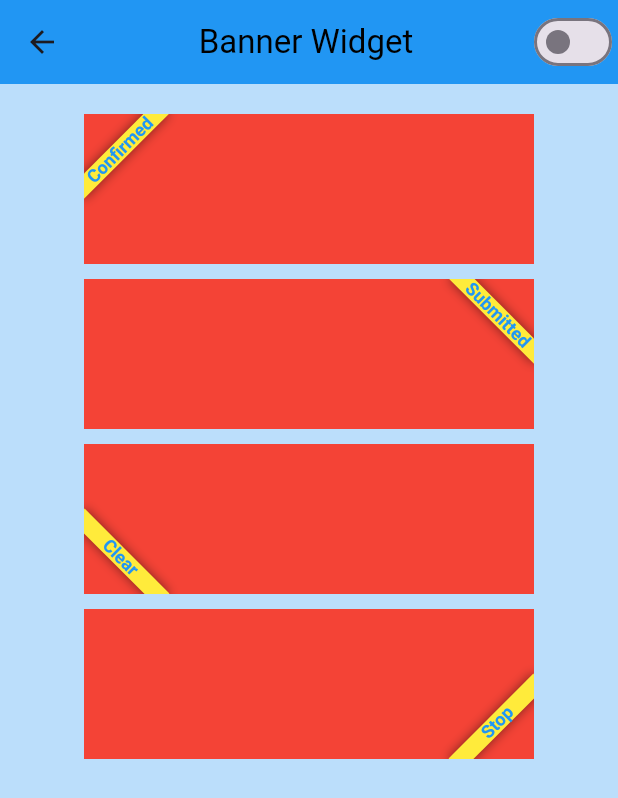
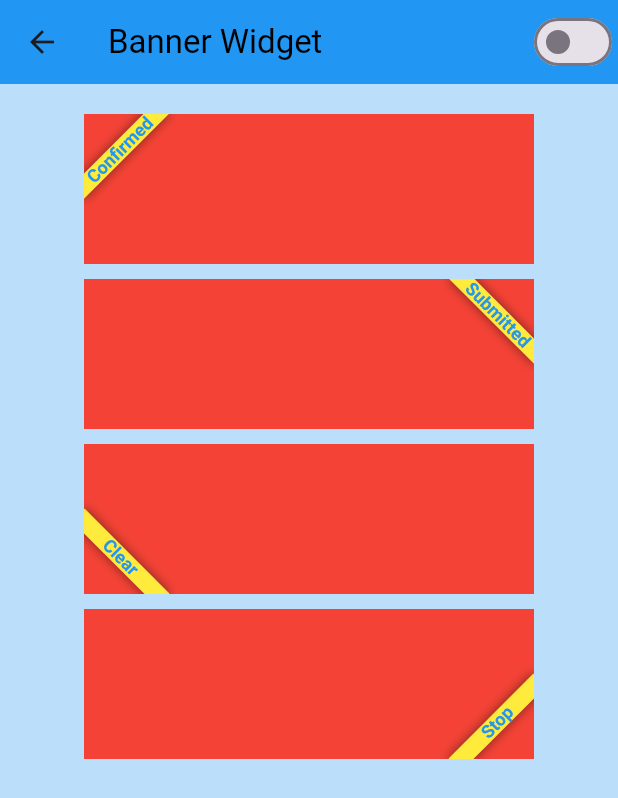
Before and after one commit to AbrarSumra/all_widgets_of_flutter, a Flutter app: the BannerPage screen opened directly, on a phone screen of 412 x 824 dp. Shown: the top 798 px of the screen. Run offline on Flutter 3.47's test engine with Material 2 defaults, Android fonts, the light colour scheme and no system bars.

Commit message:
Animation Align

```diff
--- a/lib/basic_widgets/all_buttons.dart
+++ b/lib/basic_widgets/all_buttons.dart
@@ -7,9 +7,7 @@ class AllButtons extends StatelessWidget {
   Widget build(BuildContext context) {
     return Scaffold(
       appBar: AppBar(
-        title: const Center(
-          child: Text("Button-Types"),
-        ),
+        title: const Text("Button-Types"),
         backgroundColor: Colors.blue,
       ),
       backgroundColor: Colors.blue.shade100,
--- a/lib/basic_widgets/animations.dart
+++ b/lib/basic_widgets/animations.dart
@@ -73,6 +73,9 @@ class _AnimatedContainerExampleState extends State<AnimatedContainerExample>
     return Scaffold(
       appBar: AppBar(
         backgroundColor: Colors.blue,
+        title: const Text(
+          "Animations",
+        ),
       ),
       body: SingleChildScrollView(
         scrollDirection: Axis.vertical,
--- a/lib/basic_widgets/banner.dart
+++ b/lib/basic_widgets/banner.dart
@@ -23,11 +23,9 @@ class _BannerPageState extends State<BannerPage> {
     return Scaffold(
       appBar: AppBar(
         backgroundColor: isDarkTheme ? Colors.yellow : Colors.blue,
-        title: const Center(
-          child: Text(
-            "Banner Widget",
-            style: TextStyle(color: Colors.black),
-          ),
+        title: const Text(
+          "Banner Widget",
+          style: TextStyle(color: Colors.black),
         ),
         actions: [
           Switch(
--- a/lib/basic_widgets/date_time_picker.dart
+++ b/lib/basic_widgets/date_time_picker.dart
@@ -7,7 +7,7 @@ class DateTimePicker extends StatelessWidget {
   Widget build(BuildContext context) {
     return Scaffold(
       appBar: AppBar(
-        title: const Text("Dialog Box"),
+        title: const Text("Date - Time Picker"),
         backgroundColor: Colors.blue,
       ),
       body: Center(
--- a/lib/basic_widgets/drop_down_button.dart
+++ b/lib/basic_widgets/drop_down_button.dart
@@ -14,6 +14,7 @@ class _DropDownButtonState extends State<DropDownButton> {
   Widget build(BuildContext context) {
     return Scaffold(
       appBar: AppBar(
+        title: const Text("Drop Down Button"),
         backgroundColor: Colors.blue,
       ),
       backgroundColor: Colors.blue.shade200,
```
